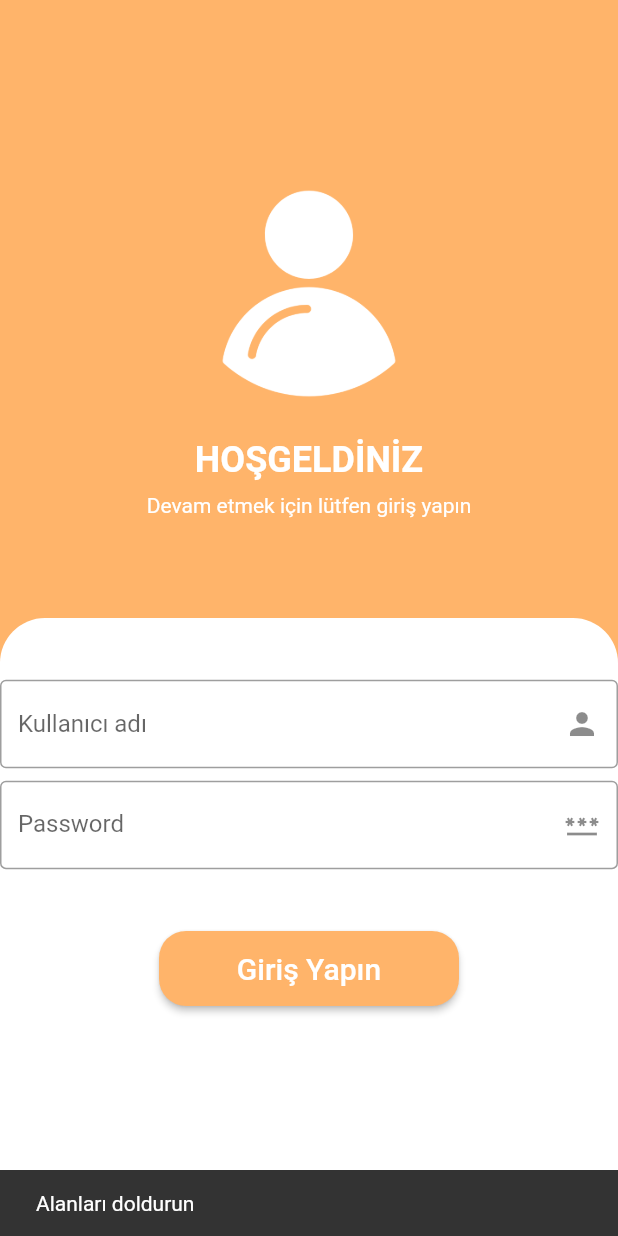
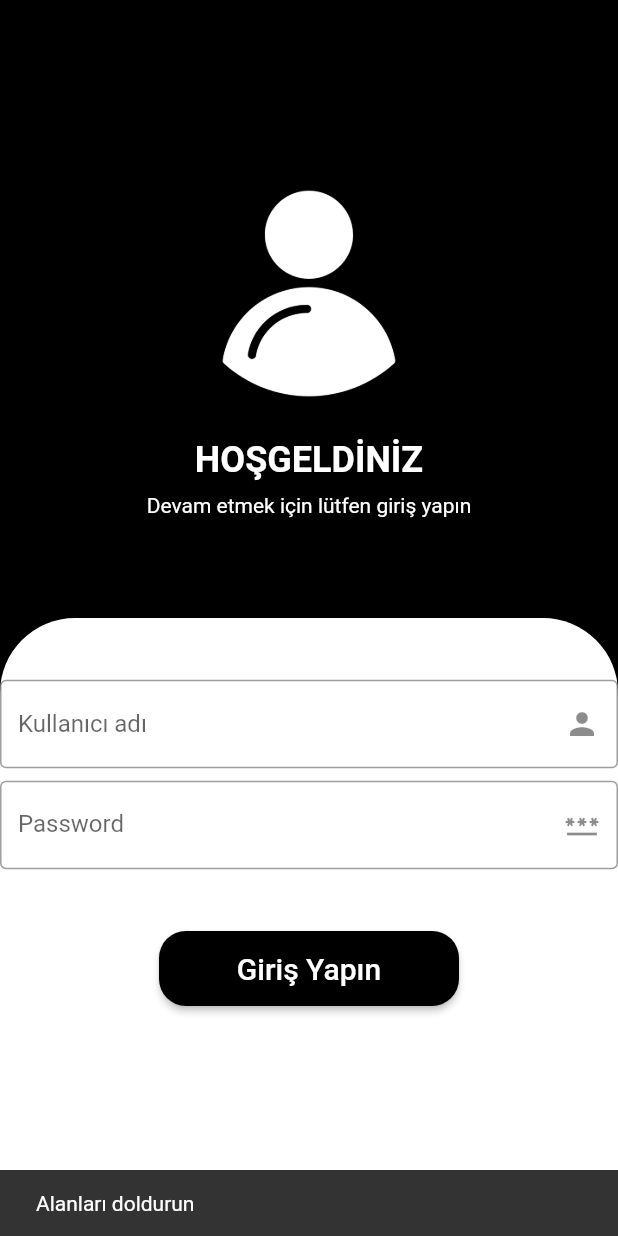
Before and after one commit to yusufyasinkaya/ApiAuthServiceTest, a Flutter app: the screen it shows after launch, after a tap on "Giriş Yapın", on a phone screen of 412 x 824 dp. Run offline on Flutter 3.47's test engine with Material 2 defaults, Android fonts, the phone set to English and light mode, and no system bars; our stand-ins replace dio; accounts and stored records are empty; network calls fail.

```diff
--- a/lib/main.dart
+++ b/lib/main.dart
@@ -19,7 +19,7 @@ class MyApp extends StatelessWidget {
       title: 'Flutter Demo',
       theme: ThemeData(
       appBarTheme: AppBarTheme(
-        color: Color.fromARGB(255, 255, 180, 106),
+        color: Colors.black,
 
         shape: RoundedRectangleBorder(borderRadius: BorderRadius.vertical(bottom: Radius.circular(30))),
       ),
--- a/lib/screens/loginscreen/login.dart
+++ b/lib/screens/loginscreen/login.dart
@@ -22,8 +22,10 @@ class _LoginScreenState extends State<LoginScreen> {
       body: Stack(alignment: AlignmentDirectional.bottomCenter,
       children: [
 
-         Container(
-          color: Color.fromARGB(255, 255, 180, 106),
+         ClipRRect(
+
+           child: Container(
+            color: Colors.black,
             width: MediaQuery.of(context).size.width,
 
            child: Column(children: [
@@ -35,11 +37,12 @@ class _LoginScreenState extends State<LoginScreen> {
               Text("Devam etmek için lütfen giriş yapın",style: TextStyle(color: Colors.white ),)
              ]),
            ),
+         ),
 
         Container(
           height: MediaQuery.of(context).size.height*0.50,
           width: MediaQuery.of(context).size.width,
-            decoration: BoxDecoration(color: Colors.white,borderRadius: BorderRadius.vertical(top: Radius.circular(30),)),
+            decoration: BoxDecoration(color: Colors.white,borderRadius: BorderRadius.vertical(top: Radius.circular(50),)),
           child: Column(
 
             children: [
@@ -81,7 +84,7 @@ class _LoginScreenState extends State<LoginScreen> {
                     ScaffoldMessenger.of(context).showSnackBar(SnackBar(content: Text("Böyle bir kullanıcı bulunamadı")));
                     break;
                 }
-              }, child: Text("Giriş Yapın",style: TextStyle(color: Colors.white,fontWeight: FontWeight.w500,fontSize: 20),),style: ButtonStyle(backgroundColor: MaterialStateProperty.all(Color.fromARGB(255, 255, 180, 106)), minimumSize: MaterialStateProperty.all(const Size(200, 50)),shape: MaterialStateProperty.all<RoundedRectangleBorder>(
+              }, child: Text("Giriş Yapın",style: TextStyle(color: Colors.white,fontWeight: FontWeight.w500,fontSize: 20),),style: ButtonStyle(backgroundColor: MaterialStateProperty.all(Colors.black), minimumSize: MaterialStateProperty.all(const Size(200, 50)),shape: MaterialStateProperty.all<RoundedRectangleBorder>(
     RoundedRectangleBorder(
       borderRadius: BorderRadius.circular(18.0),
 
--- a/lib/screens/mainscreen/main_screen.dart
+++ b/lib/screens/mainscreen/main_screen.dart
@@ -60,7 +60,7 @@ class _MainScreenState extends State<MainScreen> {
                               child: const UserTodosView(),
                             )));
               },
-              child: Text("Todos Page",style: Theme.of(context).textTheme.headline4!.merge(TextStyle(fontWeight: FontWeight.w500,color: Color.fromARGB(255, 255, 180, 106))),))
+              child: Text("Todos Page",style: Theme.of(context).textTheme.headline4!.merge(TextStyle(fontWeight: FontWeight.w500,color: Colors.black))),)
         ],
       ),
     );
--- a/lib/screens/user_todos/view/user_todos_view.dart
+++ b/lib/screens/user_todos/view/user_todos_view.dart
@@ -20,6 +20,7 @@ class _UserTodosViewState extends State<UserTodosView> {
     final viewmodel = Provider.of<UserTodosViewmodel>(context);
     return Scaffold(
       appBar: AppBar(
+
         title: const Text("My todos"),
       ),
       body: viewmodel.state==StatusDataCheck.okay?
```
Lines whose indentation alone changed are shown as unchanged.
